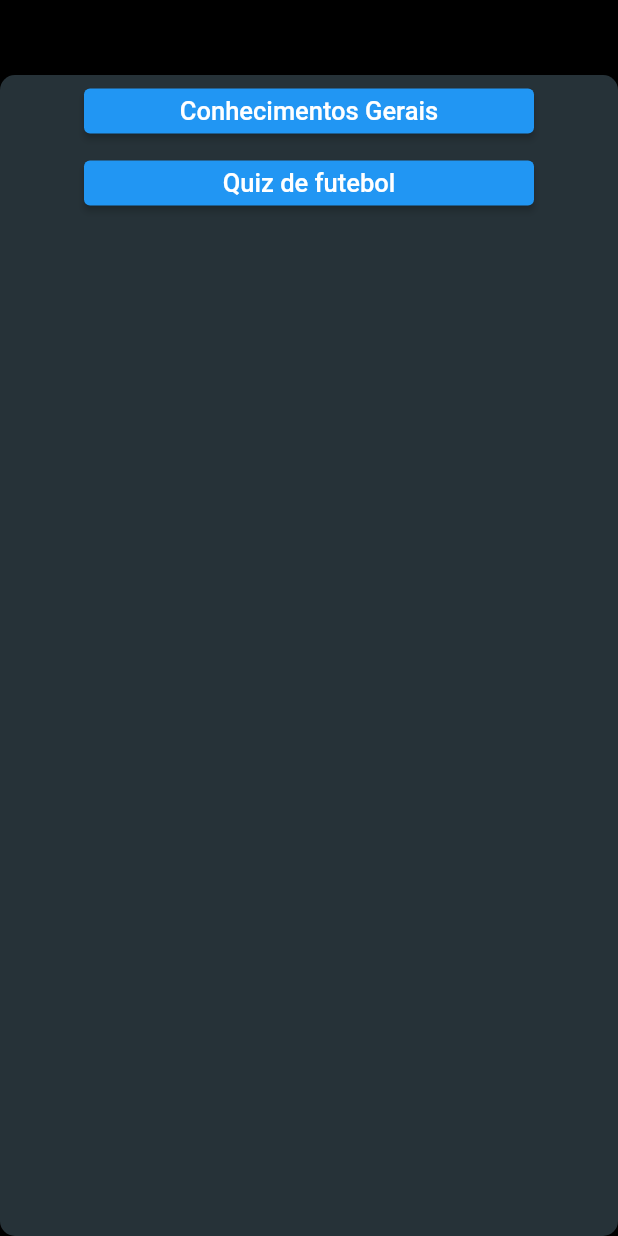
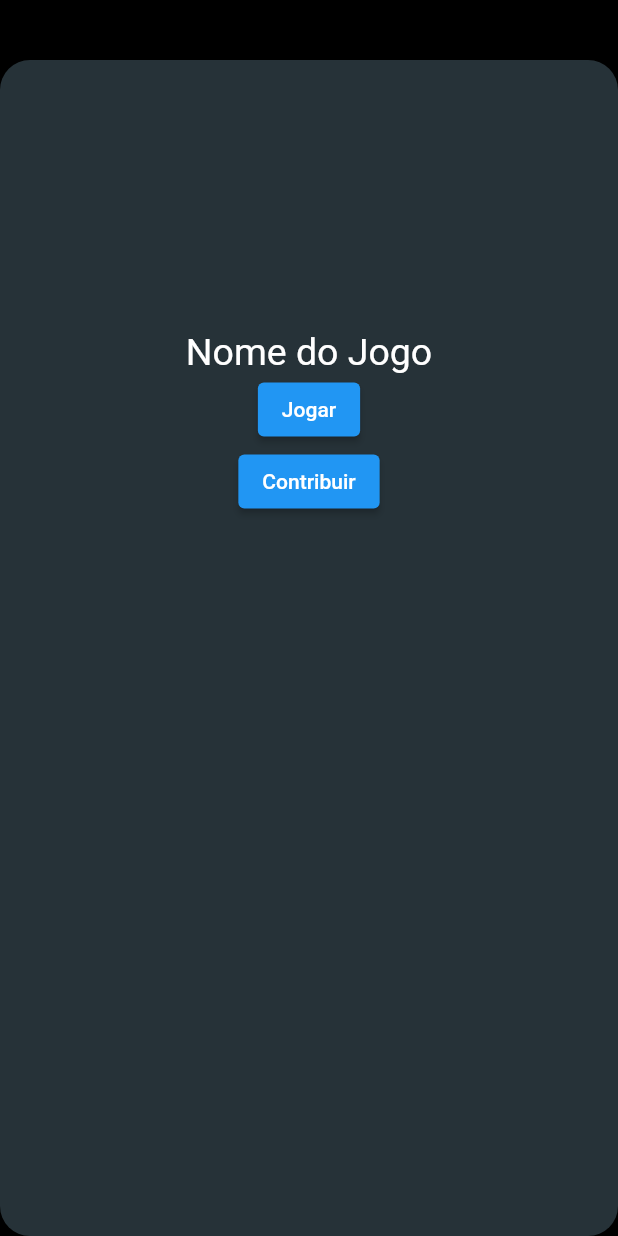
Before and after one commit to Bittencourt-26/quizApp, a Flutter app: the screen it shows after launch, on a phone screen of 412 x 824 dp. Run offline on Flutter 3.47's test engine with Material 2 defaults, Android fonts, the phone set to English and light mode, and no system bars.

Commit message:
adding a Main and middle Screen

```diff
--- a/lib/main.dart
+++ b/lib/main.dart
@@ -1,6 +1,9 @@
 import 'package:flutter/material.dart';
-import './mainscreen.dart';
+import 'package:flutter_application_1/botaodateladostemas.dart';
+import './teladostemas.dart';
 import './questionario1.dart';
+import './maincreen.dart';
+import './telacontribuicao.dart';
 
 void main() {
   runApp(const MyApp());
@@ -15,9 +18,10 @@ class MyApp extends StatefulWidget {
 
 class MyAppState extends State<MyApp> {
   bool telaInicial = true;
-  bool tela2 = false;
-  bool tela3 = false;
-  bool tela4ou5 = false;
+  bool tela2TelaDosTemas = false;
+  bool telaContribuicao = false;
+  bool tela3TelaConhecimentosGerais = false;
+  bool tela4ou5TelaFutebolOuHistoria = false;
   // Correção aqui
   @override
   Widget build(BuildContext context) {
@@ -25,42 +29,48 @@ class MyAppState extends State<MyApp> {
       home: Scaffold(
           backgroundColor: Colors.black,
           body: telaInicial
-              ? Mainscreen(
-                  listaDeBotoes: [
-                    ElevatedButton(
-                      style: const ButtonStyle(
-                          minimumSize: MaterialStatePropertyAll(Size(300, 30))),
-                      // ir para a tela 2
-                      onPressed: () {
+              ? MainScreen(
+                  parametroOnPressed1: () {
                     setState(() {
                       telaInicial = false;
-                          tela2 = true;
+                      tela2TelaDosTemas = true;
                     });
                   },
-                      child: const Text(
-                        'Conhecimentos Gerais',
-                        style: TextStyle(fontSize: 17),
-                      ),
-                    ),
-                    ElevatedButton(
-                      style: const ButtonStyle(
-                          minimumSize: MaterialStatePropertyAll(Size(300, 30))),
-                      // ir para a tela 2
-                      onPressed: () {
+                  parametroOnPressed2: () {
                     setState(() {
                       telaInicial = false;
-                          tela2 = false;
-                          tela3 = true;
+                      tela2TelaDosTemas = false;
+                      telaContribuicao = true;
                     });
                   },
-                      child: const Text(
-                        'Quiz de futebol',
-                        style: TextStyle(fontSize: 17),
+                )
+              : tela2TelaDosTemas
+                  ? TelaDosTemas(
+                      listaDeBotoes: [
+                        BotaoDaTelaDosTemas(
+                          parametroOnPressed: () {
+                            setState(() {
+                              telaInicial = false;
+                              tela2TelaDosTemas = true;
+                            });
+                          },
+                          texto: 'Conhecimentos Gerais',
                         ),
-                    ),
+                        BotaoDaTelaDosTemas(
+                          parametroOnPressed: () {
+                            setState(() {
+                              telaInicial = false;
+                              tela2TelaDosTemas = false;
+                              tela3TelaConhecimentosGerais = true;
+                            });
+                          },
+                          texto: 'Quiz de Futebol',
+                        )
                       ],
                     )
-              : tela2
+                  : telaContribuicao
+                      ? const TelaContribuicao()
+                      : tela3TelaConhecimentosGerais
                           ? Questionario(
                               listaDePerguntas: const [
                                 'Qual país iniciou a revolução industrial?',
@@ -103,28 +113,29 @@ class MyAppState extends State<MyApp> {
                                 '1964',
                                 'Liberdade, Igualdade e fraternidade',
                               ],
-                      onPressed: (){
+                              onPressed: () {
                                 setState(() {
                                   telaInicial = true;
                                 });
                               },
                             )
-                  : tela3
-                      ?  Questionario( /*tela3*/
-                      listaDePerguntas: const ['Quando o Flamengo foi fundado?'],
+                          : tela4ou5TelaFutebolOuHistoria
+                              ? Questionario(
+                                  /*tela4*/
+                                  listaDePerguntas: const [
+                                    'Quando o Flamengo foi fundado?'
+                                  ],
                                   resposta1: const ['2019'],
                                   resposta2: const ['1981'],
                                   resposta3: const ['1903'],
                                   resposta4: const ['1907'],
                                   respostasCertas: const ['1907'],
-                      onPressed: (){
+                                  onPressed: () {
                                     setState(() {
                                       telaInicial = true;
                                     });
                                   },
                                 )
-                      : tela4ou5
-                          ? const Placeholder() /*tela4*/
                               : const Placeholder() /*tela5*/
           ),
     );
--- /dev/null
+++ b/lib/maincreen.dart
@@ -0,0 +1,39 @@
+import 'package:flutter/material.dart';
+
+class MainScreen extends StatelessWidget {
+  final VoidCallback? parametroOnPressed1;
+  final VoidCallback? parametroOnPressed2;
+  const MainScreen({required this.parametroOnPressed1, required this.parametroOnPressed2, super.key});
+
+  @override
+  Widget build(BuildContext context) {
+    return Container(
+      width: double.infinity,
+      height: double.infinity,
+      margin: const EdgeInsets.only(top: 40),
+      decoration: BoxDecoration(
+        borderRadius: const BorderRadius.all(
+          Radius.circular(20),
+        ),
+        color: Colors.blueGrey[900],
+      ),
+      child: Column(
+        children: [
+          const SizedBox(height: 180),
+          const Text(
+            'Nome do Jogo',
+            style: TextStyle(color: Colors.white, fontSize: 25),
+          ),
+          ElevatedButton(
+            onPressed: parametroOnPressed1,
+            child: const Text('Jogar'),
+          ),
+          ElevatedButton(
+            onPressed: parametroOnPressed2,
+            child: const Text('Contribuir'),
+          )
+        ],
+      ),
+    );
+  }
+}
--- a/lib/questionario1.dart
+++ b/lib/questionario1.dart
@@ -1,6 +1,6 @@
 import 'package:flutter/material.dart';
 import './questoes.dart';
-import './botao.dart';
+import 'botaodoquestionario.dart';
 
 class Questionario extends StatefulWidget {
   final List<String>? listaDePerguntas;
@@ -129,7 +129,7 @@ class _QuestionarioState extends State<Questionario> {
               ),
             ],
           ),
-          ElevatedButton(onPressed: widget.onPressed, child: Text('Voltar'))
+          ElevatedButton(onPressed: widget.onPressed, child: const Text('Voltar'))
         ],
       ),
     );
--- a/lib/mainscreen.dart
+++ b/lib/teladostemas.dart
@@ -1,16 +1,17 @@
 import 'package:flutter/material.dart';
+import 'botaodateladostemas.dart';
 
-class Mainscreen extends StatefulWidget {
+class TelaDosTemas extends StatefulWidget {
   final String? texto;
   final VoidCallback? onPressed;
-  final List<ElevatedButton>? listaDeBotoes;
-  const Mainscreen({this.texto, this.onPressed, this.listaDeBotoes, super.key});
+  final List<BotaoDaTelaDosTemas>? listaDeBotoes;
+  const TelaDosTemas({this.texto, this.onPressed, this.listaDeBotoes, super.key});
 
   @override
-  State<Mainscreen> createState() => _MainscreenState();
+  State<TelaDosTemas> createState() => _MainscreenState();
 }
 
-class _MainscreenState extends State<Mainscreen> {
+class _MainscreenState extends State<TelaDosTemas> {
   @override
   Widget build(BuildContext context) {
     return Container(
@@ -25,7 +26,6 @@ class _MainscreenState extends State<Mainscreen> {
         children: [
           if(widget.listaDeBotoes != null)
             ...widget.listaDeBotoes!
-
         ],
       ),
     );
```
Also changed, not shown: lib/botaodateladostemas.dart (added, +21 -0 lines), lib/telacontribuicao.dart (added, +10 -0 lines), lib/botaodoquestionario.dart (renamed from lib/botao.dart). Lines whose indentation alone changed are shown as unchanged.
